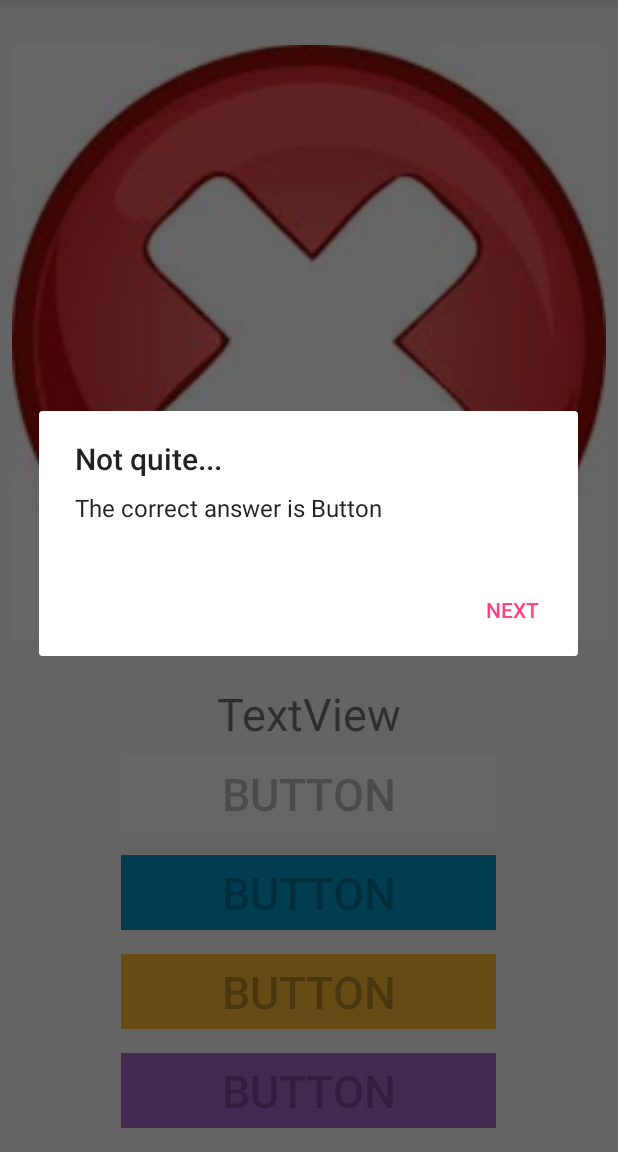
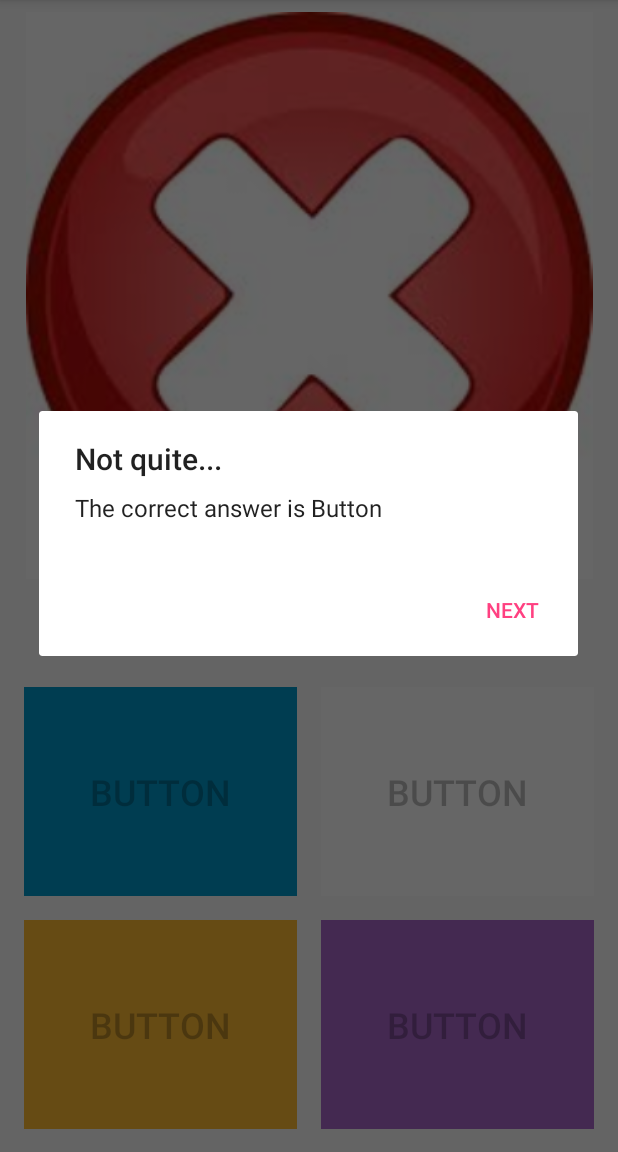
Before and after one commit to AjithK14/Memory_Quiz, an Android app: the GameActivity screen opened directly, with no data from a screen before it, after a tap on "BUTTON", on a phone screen of 412 x 824 dp, the part 84-1236 px from its top. Run offline under Robolectric (Android 15) with nearby library versions, the phone set to English and light mode, and no system bars; 1 statement that could not run was skipped.

Commit message:
added favorite food field, made game activity look better with longer strings as answer choices (Kahoot style)

```diff
--- a/app/src/main/java/com/example/ajithk14/memoryquiz/AddImage.java
+++ b/app/src/main/java/com/example/ajithk14/memoryquiz/AddImage.java
@@ -96,6 +96,7 @@ public class AddImage extends AppCompatActivity {
             DATABASEFINAL.faces.add(name);
             DATABASEFINAL.scores.add(0);
             DATABASEFINAL.favoriteColor.add("");
+            DATABASEFINAL.favoriteFood.add("");
             Log.d("Fav Color", DATABASEFINAL.favoriteColor.toString());
             AlertDialog.Builder alertDialogBuilder = new AlertDialog.Builder(
                     AddImage.this);
--- a/app/src/main/java/com/example/ajithk14/memoryquiz/DATABASEFINAL.java
+++ b/app/src/main/java/com/example/ajithk14/memoryquiz/DATABASEFINAL.java
@@ -30,6 +30,7 @@ public class DATABASEFINAL {
     static ArrayList<String> faces = new ArrayList<String>();
     static ArrayList<String> answers = new ArrayList<String>();
     static ArrayList<String> favoriteColor = new ArrayList<String>();
+    static ArrayList<String> favoriteFood = new ArrayList<String>();
     static ArrayList<Integer> scores = new ArrayList<>();
 
     /*
@@ -148,6 +149,31 @@ public class DATABASEFINAL {
 
 
 
+
+        try {
+            File direct = new File(Environment.getExternalStorageDirectory()+File.separator+"MemoryQuizInfo");
+            if (!direct.exists())
+            {
+                direct.mkdirs();
+            }
+            File file = new File(Environment.getExternalStorageDirectory()+File.separator+"MemoryQuizInfo","favoriteFoods.txt");
+
+            FileOutputStream output = new FileOutputStream(file, false);
+
+            //OutputStreamWriter outputStreamWriter = new OutputStreamWriter(context.openFileOutput("facesNames.txt", Context.MODE_PRIVATE));
+            for (String x: favoriteFood) {
+                //Log.d("face",x);
+                output.write((x + '\n').getBytes());
+            }
+            //outputStreamWriter.close();
+        }
+        catch (IOException e) {
+            Log.e("Exception", "File write failed: " + e.toString());
+        }
+
+
+
+
     }
     public static void readFromFile(Context context) {
 
@@ -156,6 +182,7 @@ public class DATABASEFINAL {
         answers = new ArrayList<>();
         scores = new ArrayList<>();
         favoriteColor = new ArrayList<>();
+        favoriteFood = new ArrayList<>();
         try {
             File direct = new File(Environment.getExternalStorageDirectory()+File.separator+"MemoryQuizInfo");
             if (!direct.exists())
@@ -262,6 +289,32 @@ public class DATABASEFINAL {
             }
             reader4.close();
             inputStream4.close();
+
+
+
+
+
+            File direct5 = new File(Environment.getExternalStorageDirectory()+File.separator+"MemoryQuizInfo");
+            if (!direct5.exists())
+            {
+                direct5.mkdirs();
+            }
+            File file5 = new File(Environment.getExternalStorageDirectory()+File.separator+"MemoryQuizInfo","favoriteFoods.txt");
+
+            FileInputStream inputStream5 = new FileInputStream(file5);
+
+            BufferedReader reader5 = new BufferedReader(new InputStreamReader(inputStream5));
+
+            //System.out.println("Reading File line by line using BufferedReader");
+
+            String line5 = reader5.readLine();
+            while(line5 != null){
+                favoriteFood.add(line5);
+                Log.d("reading..", line5);
+                line5 = reader5.readLine();
+            }
+            reader4.close();
+            inputStream4.close();
         }
         catch (FileNotFoundException e) {
             Log.e("login activity", "File not found: " + e.toString());
--- a/app/src/main/java/com/example/ajithk14/memoryquiz/GameActivity.java
+++ b/app/src/main/java/com/example/ajithk14/memoryquiz/GameActivity.java
@@ -95,6 +95,7 @@ public class GameActivity extends AppCompatActivity {
         {
             list.add(new FaceItem("What is his/her name?",DATABASEFINAL.answers.get(i), DATABASEFINAL.faces.get(i), i));
             list.add(new FaceItem("What is his/her favorite color?",DATABASEFINAL.favoriteColor.get(i), DATABASEFINAL.faces.get(i), i));
+            list.add(new FaceItem("What is his/her favorite food?",DATABASEFINAL.favoriteFood.get(i), DATABASEFINAL.faces.get(i), i));
         }
 
         //FOR NOW WE ARE SHUFFLING BUT LATER WE NEED TO ASK THE MOST MISSED MORE OFTEN
--- a/app/src/main/java/com/example/ajithk14/memoryquiz/RenameDelete.java
+++ b/app/src/main/java/com/example/ajithk14/memoryquiz/RenameDelete.java
@@ -20,7 +20,7 @@ import java.io.FileNotFoundException;
 
 public class RenameDelete extends AppCompatActivity {
 
-    EditText myName, myFavoriteColor;
+    EditText myName, myFavoriteColor, myFavoriteFood;
     Button delete;
     ImageView person;
     String filename;
@@ -32,6 +32,7 @@ public class RenameDelete extends AppCompatActivity {
         delete = (Button) findViewById(R.id.button10);
         myName = (EditText) findViewById(R.id.editText3);
         myFavoriteColor = (EditText) findViewById(R.id.colorField);
+        myFavoriteFood = (EditText) findViewById(R.id.foodField);
         String select = receivedIntent.getStringExtra("personName");
         String name = receivedIntent.getStringExtra("picName");
         filename=name;
@@ -51,6 +52,7 @@ public class RenameDelete extends AppCompatActivity {
         DATABASEFINAL.readFromFile(getApplicationContext());
         int tempo = DATABASEFINAL.faces.indexOf(filename);
         myFavoriteColor.setText(DATABASEFINAL.favoriteColor.get(tempo));
+        myFavoriteFood.setText(DATABASEFINAL.favoriteFood.get(tempo));
     }
     public void delete(View v)
     {
@@ -94,6 +96,7 @@ public class RenameDelete extends AppCompatActivity {
         int tempo = DATABASEFINAL.faces.indexOf(filename);
         DATABASEFINAL.answers.set(tempo,myName.getText().toString());
         DATABASEFINAL.favoriteColor.set(tempo,myFavoriteColor.getText().toString());
+        DATABASEFINAL.favoriteFood.set(tempo,myFavoriteFood.getText().toString());
         DATABASEFINAL.done(getApplicationContext());
         startActivity(new Intent(getApplicationContext(),StartScreen.class));
     }
@@ -113,6 +116,7 @@ public class RenameDelete extends AppCompatActivity {
                         DATABASEFINAL.scores.remove(tempo);
                         DATABASEFINAL.faces.remove(tempo);
                         DATABASEFINAL.favoriteColor.remove(tempo);
+                        DATABASEFINAL.favoriteFood.remove(tempo);
                         DATABASEFINAL.done(getApplicationContext());
                         startActivity(new Intent(getApplicationContext(),StartScreen.class));
                     }
--- a/app/src/main/res/layout/activity_game.xml
+++ b/app/src/main/res/layout/activity_game.xml
@@ -1,82 +1,63 @@
 <?xml version="1.0" encoding="utf-8"?>
-<android.support.constraint.ConstraintLayout xmlns:android="http://schemas.android.com/apk/res/android"
+<LinearLayout xmlns:android="http://schemas.android.com/apk/res/android"
     xmlns:app="http://schemas.android.com/apk/res-auto"
     xmlns:tools="http://schemas.android.com/tools"
     android:layout_width="match_parent"
     android:layout_height="match_parent"
     android:orientation="vertical"
-    tools:context="com.example.ajithk14.memoryquiz.GameActivity"
-    tools:layout_editor_absoluteY="81dp">
+    tools:context="com.example.ajithk14.memoryquiz.GameActivity">
 
     <ImageView
         android:id="@+id/imageView4"
-        android:layout_width="0dp"
-        android:layout_height="0dp"
+        android:layout_width="match_parent"
+        android:layout_height="match_parent"
         android:layout_marginBottom="8dp"
         android:layout_marginEnd="8dp"
         android:layout_marginStart="8dp"
         android:layout_marginTop="8dp"
-        app:layout_constraintBottom_toTopOf="@+id/questionField"
-        app:layout_constraintEnd_toEndOf="parent"
-        app:layout_constraintHorizontal_bias="1.0"
-        app:layout_constraintStart_toStartOf="parent"
-        app:layout_constraintTop_toTopOf="parent"
-        app:srcCompat="@mipmap/ic_launcher" />
+        android:layout_weight="0.5" />
 
     <TextView
         android:id="@+id/questionField"
-        android:layout_width="wrap_content"
-        android:layout_height="wrap_content"
+        android:layout_width="match_parent"
+        android:layout_height="match_parent"
+        android:layout_weight="0.95"
+        android:gravity="center"
         android:text="TextView"
-        android:textSize="30dp"
-        app:layout_constraintBottom_toTopOf="@+id/linearLayout4"
-        app:layout_constraintEnd_toEndOf="parent"
-        app:layout_constraintStart_toStartOf="parent"
-        app:layout_constraintTop_toBottomOf="@+id/imageView4" />
+        android:textSize="30dp" />
 
     <LinearLayout
         android:id="@+id/linearLayout4"
         android:layout_width="match_parent"
-        android:layout_height="0dp"
+        android:layout_height="match_parent"
         android:layout_marginBottom="8dp"
         android:layout_marginEnd="8dp"
         android:layout_marginStart="8dp"
+        android:layout_weight="0.6"
         android:gravity="center"
-        android:orientation="vertical"
-        app:layout_constraintBottom_toBottomOf="parent"
-        app:layout_constraintEnd_toEndOf="parent"
-        app:layout_constraintStart_toStartOf="parent">
+        android:orientation="vertical">
+
+        <LinearLayout
+            android:layout_width="match_parent"
+            android:layout_height="match_parent"
+            android:layout_weight="0.5"
+            android:orientation="horizontal">
 
             <Button
-            android:id="@+id/optionA"
-            android:layout_width="250dp"
-            android:layout_height="50dp"
+                android:id="@+id/optionB"
+                android:layout_width="match_parent"
+                android:layout_height="match_parent"
                 android:layout_marginBottom="8dp"
                 android:layout_marginEnd="8dp"
                 android:layout_marginStart="8dp"
                 android:layout_marginTop="8dp"
-            android:background="@color/colorAccent"
-            android:onClick="onClickA"
-            android:text="Button"
-            android:textSize="30sp"
-            app:layout_constraintBottom_toBottomOf="parent"
-            app:layout_constraintEnd_toEndOf="parent"
-            app:layout_constraintStart_toStartOf="parent"
-            app:layout_constraintTop_toTopOf="parent"
-            app:layout_constraintVertical_bias="0.552" />
-
-        <Button
-            android:id="@+id/optionB"
-            android:layout_width="250dp"
-            android:layout_height="50dp"
-            android:layout_marginBottom="8dp"
-            android:layout_marginEnd="8dp"
-            android:layout_marginStart="8dp"
-            android:layout_marginTop="8dp"
+                android:layout_weight="1"
                 android:background="@android:color/holo_blue_dark"
                 android:onClick="onClickB"
+                android:paddingLeft="15dp"
+                android:paddingRight="15dp"
                 android:text="Button"
-            android:textSize="30sp"
+                android:textSize="24sp"
                 app:layout_constraintBottom_toBottomOf="parent"
                 app:layout_constraintEnd_toEndOf="parent"
                 app:layout_constraintHorizontal_bias="0.0"
@@ -85,17 +66,48 @@
                 app:layout_constraintVertical_bias="0.685" />
 
             <Button
-            android:id="@+id/optionC"
-            android:layout_width="250dp"
-            android:layout_height="50dp"
+                android:id="@+id/optionA"
+                android:layout_width="match_parent"
+                android:layout_height="match_parent"
                 android:layout_marginBottom="8dp"
                 android:layout_marginEnd="8dp"
                 android:layout_marginStart="8dp"
                 android:layout_marginTop="8dp"
+                android:layout_weight="1"
+                android:background="@color/colorAccent"
+                android:onClick="onClickA"
+                android:paddingLeft="15dp"
+                android:paddingRight="15dp"
+                android:text="Button"
+                android:textSize="24sp"
+                app:layout_constraintBottom_toBottomOf="parent"
+                app:layout_constraintEnd_toEndOf="parent"
+                app:layout_constraintStart_toStartOf="parent"
+                app:layout_constraintTop_toTopOf="parent"
+                app:layout_constraintVertical_bias="0.552" />
+        </LinearLayout>
+
+        <LinearLayout
+            android:layout_width="match_parent"
+            android:layout_height="match_parent"
+            android:layout_weight="0.5"
+            android:orientation="horizontal">
+
+            <Button
+                android:id="@+id/optionC"
+                android:layout_width="match_parent"
+                android:layout_height="match_parent"
+                android:layout_marginBottom="8dp"
+                android:layout_marginEnd="8dp"
+                android:layout_marginStart="8dp"
+                android:layout_marginTop="8dp"
+                android:layout_weight="1"
                 android:background="@android:color/holo_orange_light"
                 android:onClick="onClickC"
+                android:paddingLeft="15dp"
+                android:paddingRight="15dp"
                 android:text="Button"
-            android:textSize="30sp"
+                android:textSize="24sp"
                 app:layout_constraintBottom_toBottomOf="parent"
                 app:layout_constraintEnd_toEndOf="parent"
                 app:layout_constraintHorizontal_bias="0.0"
@@ -105,16 +117,19 @@
 
             <Button
                 android:id="@+id/optionD"
-            android:layout_width="250dp"
-            android:layout_height="50dp"
+                android:layout_width="match_parent"
+                android:layout_height="match_parent"
                 android:layout_marginBottom="8dp"
                 android:layout_marginEnd="8dp"
                 android:layout_marginStart="8dp"
                 android:layout_marginTop="8dp"
+                android:layout_weight="1"
                 android:background="@android:color/holo_purple"
                 android:onClick="onClickD"
+                android:paddingLeft="15dp"
+                android:paddingRight="15dp"
                 android:text="Button"
-            android:textSize="30sp"
+                android:textSize="24sp"
                 app:layout_constraintBottom_toBottomOf="parent"
                 app:layout_constraintEnd_toEndOf="parent"
                 app:layout_constraintStart_toStartOf="parent"
@@ -122,4 +137,6 @@
                 app:layout_constraintVertical_bias="0.986" />
         </LinearLayout>
 
-</android.support.constraint.ConstraintLayout>
+    </LinearLayout>
+
+</LinearLayout>
--- a/app/src/main/res/layout/activity_rename_delete.xml
+++ b/app/src/main/res/layout/activity_rename_delete.xml
@@ -148,6 +148,30 @@
                     android:textSize="20sp" />
             </LinearLayout>
 
+            <LinearLayout
+                android:layout_width="match_parent"
+                android:layout_height="match_parent"
+                android:padding="8dp"
+                android:paddingBottom="15dp">
+
+                <TextView
+                    android:id="@+id/textView3"
+                    android:layout_width="wrap_content"
+                    android:layout_height="wrap_content"
+                    android:layout_weight="1"
+                    android:text="Favorite Food"
+                    android:textSize="25sp" />
+
+                <EditText
+                    android:id="@+id/foodField"
+                    android:layout_width="wrap_content"
+                    android:layout_height="wrap_content"
+                    android:layout_weight="1"
+                    android:ems="10"
+                    android:inputType="textPersonName"
+                    android:textSize="20sp" />
+            </LinearLayout>
+
         </LinearLayout>
     </ScrollView>
 
```
Lines whose indentation alone changed are shown as unchanged.
